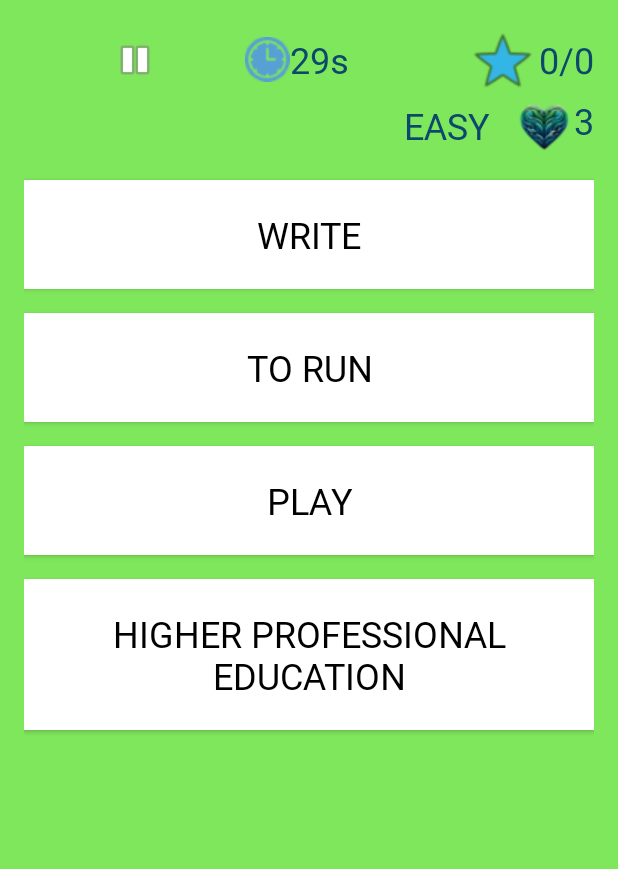
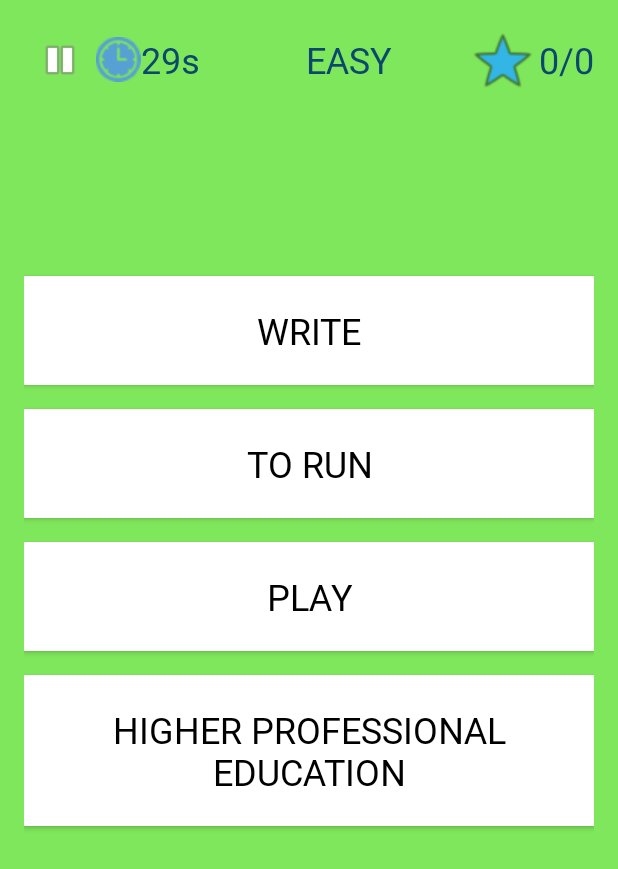
Before and after one commit to Stensel8/Half-a-Minute-IT-Madness-Android, an Android app: the GuessingGame screen opened directly, with no data from a screen before it, on a phone screen of 412 x 824 dp. Shown: the top 869 px of the screen. Run offline under Robolectric (Android 15) with nearby library versions, the phone set to English and light mode, and no system bars.

Commit message:
Changes to Guessing game.xml and .kt
- Removed the lives feature from the Guessing game.xml and .kt
- Changed the position of the difficulty indicator in Guessin game .xml

```diff
--- a/app/src/main/java/com/halfminute/itmadness/GuessingGame.kt
+++ b/app/src/main/java/com/halfminute/itmadness/GuessingGame.kt
@@ -21,7 +21,7 @@ class GuessingGame : AppCompatActivity() {
     private lateinit var tvTimer: TextView
     private lateinit var tvPoints: TextView
     private lateinit var tvDifficulty: TextView
-    private lateinit var tvLives: TextView
+    //private lateinit var tvLives: TextView
     private lateinit var txtvw1: TextView
     private lateinit var txtvw2: TextView
     private lateinit var txtvw3: TextView
@@ -58,7 +58,7 @@ class GuessingGame : AppCompatActivity() {
         tvTimer = findViewById(R.id.tvTimer)
         tvPoints = findViewById(R.id.tvPoints)
         tvDifficulty = findViewById(R.id.tvDifficulty)
-        tvLives = findViewById(R.id.tvLives)
+        //tvLives = findViewById(R.id.tvLives)
         txtvw1 = findViewById(R.id.txtvw1)
         txtvw2 = findViewById(R.id.txtvw2)
         txtvw3 = findViewById(R.id.txtvw3)
--- a/app/src/main/res/layout/guessing_game.xml
+++ b/app/src/main/res/layout/guessing_game.xml
@@ -18,7 +18,7 @@
         <ImageButton
             android:layout_width="0dp"
             android:layout_height="40dp"
-            android:layout_weight="1"
+            android:layout_weight="0.4"
             android:background="?attr/backgroundColor"
             android:contentDescription="@string/pauseMenuTitle"
             android:onClick="pauseGame"
@@ -40,6 +40,18 @@
             app:drawableLeftCompat="@drawable/timer_blue"
             app:drawableStartCompat="@drawable/timer_blue" />
 
+        <!-- TextView Difficulty (easy, medium, hard) -->
+        <TextView
+            android:id="@+id/tvDifficulty"
+            android:layout_width="wrap_content"
+            android:layout_height="wrap_content"
+            android:layout_marginEnd="50dp"
+            android:layout_marginStart="20dp"
+            android:fontFamily="@font/segoeui"
+            android:text="@string/difficultyEasy"
+            android:textColor="?attr/textColor"
+            android:textSize="24sp" />
+
         <!-- TextView Points -->
         <TextView
             android:id="@+id/tvPoints"
@@ -58,30 +70,6 @@
         android:layout_height="wrap_content"
         android:gravity="center_vertical|end"
         android:orientation="horizontal">
-
-        <!-- TextView Difficulty (easy, medium, hard) -->
-        <TextView
-            android:id="@+id/tvDifficulty"
-            android:layout_width="wrap_content"
-            android:layout_height="wrap_content"
-            android:fontFamily="@font/segoeui"
-            android:text="@string/difficultyEasy"
-            android:textColor="?attr/textColor"
-            android:textSize="24sp" />
-
-        <!-- TODO: look for inplementation in guessing game -->
-        <!-- textVieuw lives -->
-        <TextView
-            android:id="@+id/tvLives"
-            android:layout_width="wrap_content"
-            android:layout_height="wrap_content"
-            android:layout_marginStart="16dp"
-            android:fontFamily="@font/segoeui"
-            android:text="@string/defaultBtnValue"
-            android:textColor="?attr/textColor"
-            android:textSize="24sp"
-            app:drawableLeftCompat="@drawable/heart"
-            app:drawableStartCompat="@drawable/heart" />
     </LinearLayout>
 
     <!-- Button word 1 -->
@@ -89,7 +77,7 @@
         android:id="@+id/txtvw1"
         android:layout_width="match_parent"
         android:layout_height="wrap_content"
-        android:layout_marginTop="16dp"
+        android:layout_marginTop="120dp"
         android:background="@drawable/rounded_btn"
         android:fontFamily="@font/segoeuib"
         android:onClick="startGuessingGame"
```
